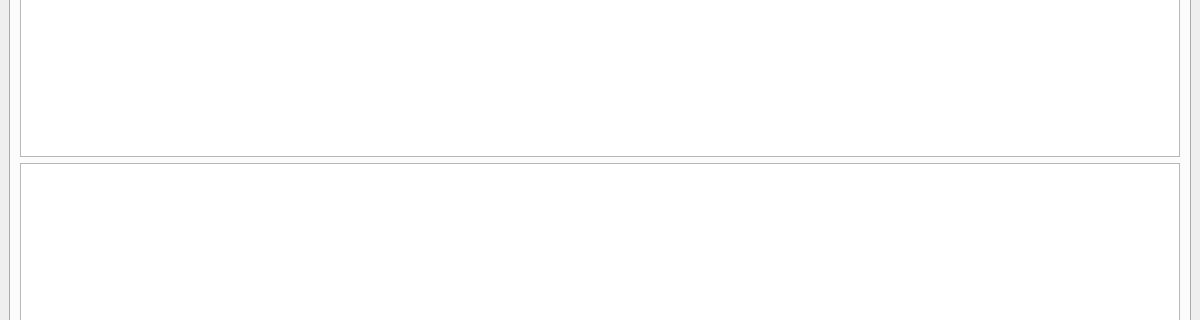
Above: dashboard.ui from benjaminogles/budget-meal-planner before the change; both pictures show x 0 to 1200 and y 241 to 561 of the 1200 by 800 pixel window. Below: the same form after it.
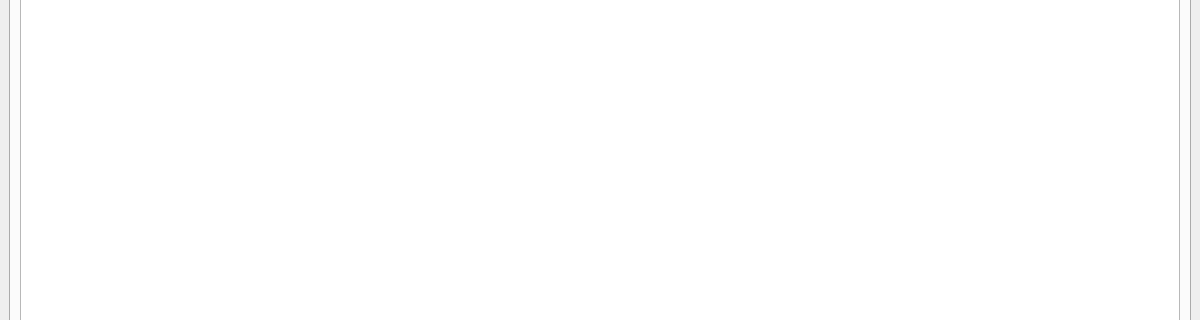
That is the form after the change. The open tabs and pages were chosen to show the change.

Commit message: remove suggestions view and hard coded current tab

Patch:
```diff
--- a/dashboard.ui
+++ b/dashboard.ui
@@ -28,9 +28,6 @@
         <item>
          <widget class="QListView" name="plannedView"/>
         </item>
-        <item>
-         <widget class="QListView" name="suggestionsView"/>
-        </item>
        </layout>
       </widget>
       <widget class="QWidget" name="groceriesTab">
```
Left out of the diff: 3 changed lines with no effect on the pictures.
